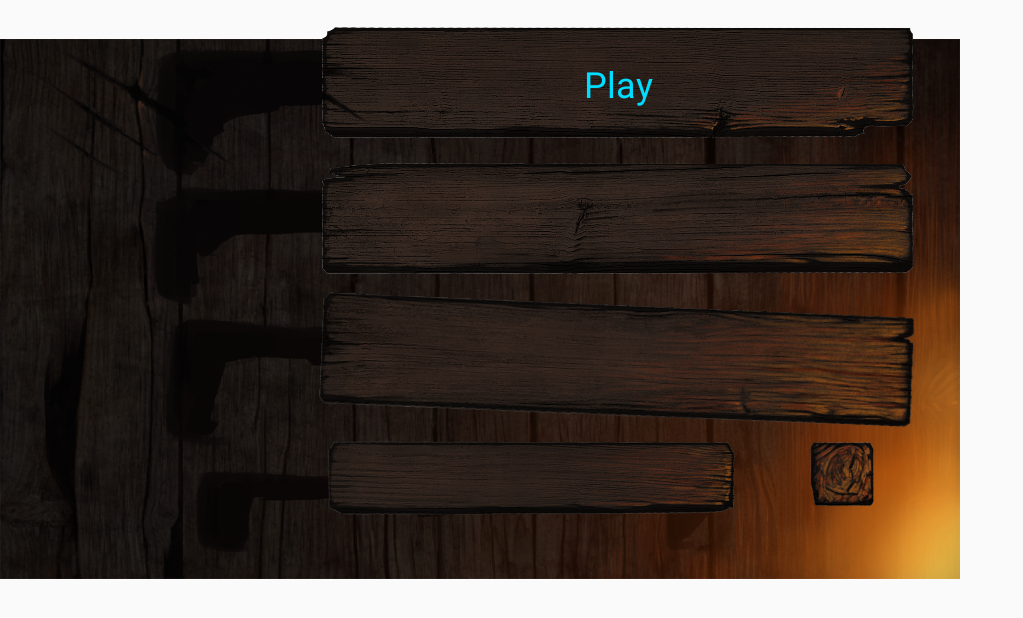
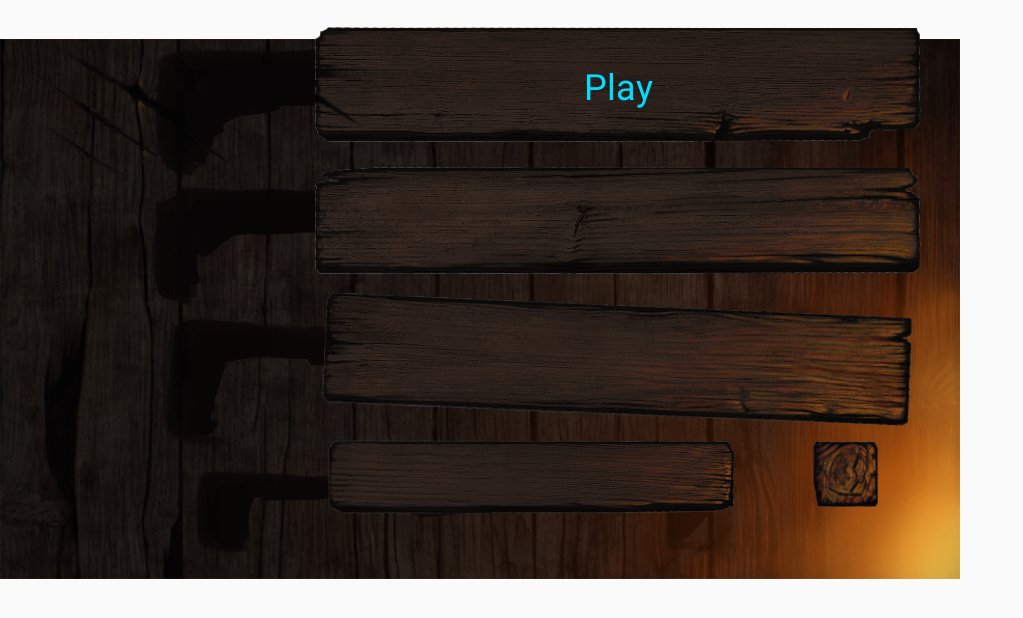
Before and after one commit to dad002/MyDemo, an Android app: the screen it shows after launch (MainActivity), on a phone screen of 824 x 412 dp (held sideways). Shown: the whole screen, without its empty margins (0-1023 px from the left). Run offline under Robolectric (Android 15) with nearby library versions, the phone set to English and light mode, and no system bars.

Commit message:
музыка

```diff
--- a/app/build.gradle
+++ b/app/build.gradle
@@ -28,9 +28,9 @@ dependencies {
     androidTestImplementation 'com.android.support.test.espresso:espresso-core:3.0.1'
 
     compile group: 'org.apache.poi', name: 'poi', version: '3.17'
-    implementation 'com.squareup.picasso:picasso:2.71828'
 
     compile 'net.schmizz:sshj:0.10.0'
     implementation 'com.android.support:recyclerview-v7:27.1.0'
     compile 'com.android.support:cardview-v7:27.1.0'
+    compile 'com.github.bumptech.glide:glide:3.8.0'
 }
--- a/app/src/main/java/com/example/kolvir/test/Gallery/Gallery.java
+++ b/app/src/main/java/com/example/kolvir/test/Gallery/Gallery.java
@@ -8,7 +8,6 @@ import android.support.v7.widget.RecyclerView;
 import android.util.Log;
 
 import com.example.kolvir.test.R;
-//ааааааааааааааааа бля
 public class Gallery extends AppCompatActivity {
 
     RecyclerView recyclerView;
@@ -27,7 +26,7 @@ public class Gallery extends AppCompatActivity {
         recyclerView = (RecyclerView) findViewById(R.id.rv);
         recyclerView.setHasFixedSize(true);
 
-        adapter = new RVAdapter();
+        adapter = new RVAdapter(this);
         recyclerView.setAdapter(adapter);
         adapter.addAll(Chapters.getChapters());
 
--- a/app/src/main/java/com/example/kolvir/test/Gallery/RVAdapter.java
+++ b/app/src/main/java/com/example/kolvir/test/Gallery/RVAdapter.java
@@ -1,6 +1,6 @@
 package com.example.kolvir.test.Gallery;
 
-import android.graphics.BitmapFactory;
+import android.content.Context;
         import android.support.annotation.NonNull;
         import android.support.v7.widget.RecyclerView;
         import android.util.Log;
@@ -10,6 +10,8 @@ import android.view.ViewGroup;
         import android.widget.ImageView;
         import android.widget.TextView;
 
+        import com.bumptech.glide.Glide;
+import com.bumptech.glide.load.engine.DiskCacheStrategy;
 import com.example.kolvir.test.R;
 
         import java.util.ArrayList;
@@ -18,10 +20,15 @@ import java.util.List;
 
 public class RVAdapter extends RecyclerView.Adapter<RVAdapter.PhotosViewHolder>{
 
-    String TAGRV = "RVINFO";
+    private Context cont;
+    private String TAGRV = "RVINFO";
     private List<Chapters> chaptersList = new ArrayList<>();
 
-    public void addAll(List<Chapters> chapters){
+    public RVAdapter(Context context){
+        cont = context;
+    }
+
+     public  void addAll(List<Chapters> chapters){
         Log.i(TAGRV,"InAddAll");
 
         int pos = getItemCount();
@@ -57,12 +64,20 @@ public class RVAdapter extends RecyclerView.Adapter<RVAdapter.PhotosViewHolder>{
         public PhotosViewHolder(View itemView) {
             super(itemView);
             Log.i(TAGRV,"InPhotosViewHolder");
-            name = (TextView) itemView.findViewById(R.id.title);
-            images = (ImageView) itemView.findViewById(R.id.image);
+            name =  itemView.findViewById(R.id.title);
+            images =  itemView.findViewById(R.id.image);
         }
 
         public void bind(Chapters chapters){
-            images.setImageBitmap(BitmapFactory.decodeResource(itemView.getResources(), chapters.getImage()));
+
+            Glide
+                    .with(cont)
+                    .load(chapters.getImage())
+                    .thumbnail(0.2f)
+                    .crossFade()
+                    .diskCacheStrategy(DiskCacheStrategy.ALL)
+                    .into(images);
+
             name.setText(chapters.getName());
         }
     }
--- a/app/src/main/java/com/example/kolvir/test/MainActivity.java
+++ b/app/src/main/java/com/example/kolvir/test/MainActivity.java
@@ -2,21 +2,34 @@ package com.example.kolvir.test;
 
 
 import android.content.Intent;
+import android.graphics.drawable.AnimationDrawable;
 import android.os.Bundle;
 import android.support.v7.app.AppCompatActivity;
 import android.util.Log;
+import android.view.KeyEvent;
 import android.view.MotionEvent;
 import android.view.View;
 import android.view.animation.Animation;
 import android.view.animation.AnimationUtils;
+import android.widget.ImageView;
 
 import com.example.kolvir.test.FirstChapter.first_part_novel;
 import com.example.kolvir.test.Gallery.Gallery;
 import com.example.kolvir.test.Services.MyMusicService;
 
+//TODO 1. Анимация плохо работает с галреей + она глючит при обратном выходе из приложения
+//TODO 2. Разобраться с сервисами и делать паузу а не стоп при переходе в многозадачкость и когда сворачиваем
+
+
 public class MainActivity extends AppCompatActivity {
     String TAG = "RVINFO";
     Animation animButton;
+    ImageView imagePlay;
+    ImageView imageContinue;
+    ImageView imageGallery;
+    ImageView imageAboutUs;
+    ImageView imageSound;
+
 
     @Override
     protected void onCreate(Bundle savedInstanceState) {
@@ -24,25 +37,29 @@ public class MainActivity extends AppCompatActivity {
         super.onCreate(savedInstanceState);
         setContentView(R.layout.activity_main);
         animButton = AnimationUtils.loadAnimation(this,R.anim.menu_button);
-        //startService(new Intent(this, MyMusicService.class));
+
+        imagePlay = findViewById(R.id.BPlay);
+        imageContinue = findViewById(R.id.BContinue);
+        imageGallery = findViewById(R.id.BGallery);
+        imageAboutUs = findViewById(R.id.BOptions);
+        imageSound = findViewById(R.id.BSound);
+        setOnTouch(imagePlay);
+        setOnTouch(imageContinue);
+        setOnTouch(imageGallery);
+        setOnTouch(imageAboutUs);
+        setOnTouch(imageSound);
+
+        startService(new Intent(this, MyMusicService.class));
         //playList.createPlayList(this);
     }
 
     public void onClick(View view){
         Intent intent;
-        view.setOnTouchListener(new View.OnTouchListener() {
-            @Override
-            public boolean onTouch(View v, MotionEvent event) {
-                if (event.getAction() == MotionEvent.ACTION_DOWN) {
-                    v.startAnimation(animButton);
-                }
-                return false;
-            }
-        });
         switch (view.getId()){
             case R.id.BPlay:
                     intent = new Intent(this,first_part_novel.class);
                     startActivity(intent);
+
                 break;
             case R.id.BContinue:
                     //TODO позволяет сделать выбор комнаты с которой надо будет начать
@@ -60,4 +77,36 @@ public class MainActivity extends AppCompatActivity {
                 break;
         }
     }
+
+    private void setOnTouch(View v){
+        v.setOnTouchListener(new View.OnTouchListener() {
+            @Override
+            public boolean onTouch(View v, MotionEvent event) {
+                if (event.getAction() == MotionEvent.ACTION_DOWN) {
+                    v.startAnimation(animButton);
+                }
+                return false;
+            }
+        });
+    }
+
+    @Override
+    public void onBackPressed() {
+        super.onBackPressed();
+        stopService(new Intent(this, MyMusicService.class));
+    }
+
+    @Override
+    protected void onUserLeaveHint() {
+        super.onUserLeaveHint();
+        stopService(new Intent(this,MyMusicService.class));
+    }
+
+    @Override
+    public boolean onKeyLongPress(int keyCode, KeyEvent event) {
+        if (keyCode == KeyEvent.KEYCODE_MENU) {
+            stopService(new Intent(this,MyMusicService.class));
+        }
+        return super.onKeyLongPress(keyCode, event);
+    }
 }
--- a/app/src/main/res/anim/menu_button.xml
+++ b/app/src/main/res/anim/menu_button.xml
@@ -1,11 +1,12 @@
 <?xml version="1.0" encoding="utf-8"?>
 <set xmlns:android="http://schemas.android.com/apk/res/android">
         <scale
-            android:duration="500"
+            android:duration="400"
             android:fromXScale="1.0"
             android:fromYScale="1.0"
             android:pivotX="50%"
             android:pivotY="50%"
-            android:toXScale="0.93"
-            android:toYScale="0.93" />
+            android:toXScale="0.96"
+            android:toYScale="0.96" />
+
 </set>
--- a/app/src/main/res/layout-land/activity_main.xml
+++ b/app/src/main/res/layout-land/activity_main.xml
@@ -21,8 +21,8 @@
 
     <ImageView
         android:id="@+id/BPlay"
-        android:layout_width="wrap_content"
-        android:layout_height="wrap_content"
+        android:layout_width="404dp"
+        android:layout_height="77dp"
         android:layout_marginTop="18dp"
         android:onClick="onClick"
         android:scaleType="fitXY"
@@ -33,8 +33,8 @@
 
     <ImageView
         android:id="@+id/BContinue"
-        android:layout_width="wrap_content"
-        android:layout_height="wrap_content"
+        android:layout_width="404dp"
+        android:layout_height="72dp"
         android:layout_marginTop="16dp"
         android:onClick="onClick"
         android:scaleType="fitXY"
@@ -45,8 +45,8 @@
 
     <ImageView
         android:id="@+id/BGallery"
-        android:layout_width="wrap_content"
-        android:layout_height="wrap_content"
+        android:layout_width="402dp"
+        android:layout_height="74dp"
         android:layout_marginTop="20dp"
         android:onClick="onClick"
         android:rotation="2.5"
@@ -57,8 +57,8 @@
 
     <ImageView
         android:id="@+id/BOptions"
-        android:layout_width="wrap_content"
-        android:layout_height="wrap_content"
+        android:layout_width="274dp"
+        android:layout_height="49dp"
         android:layout_marginEnd="8dp"
         android:layout_marginStart="8dp"
         android:layout_marginTop="16dp"
@@ -71,8 +71,8 @@
 
     <ImageView
         android:id="@+id/BSound"
-        android:layout_width="wrap_content"
-        android:layout_height="wrap_content"
+        android:layout_width="46dp"
+        android:layout_height="45dp"
         android:layout_marginEnd="8dp"
         android:layout_marginStart="8dp"
         android:layout_marginTop="16dp"
```
Lines whose indentation alone changed are shown as unchanged.
